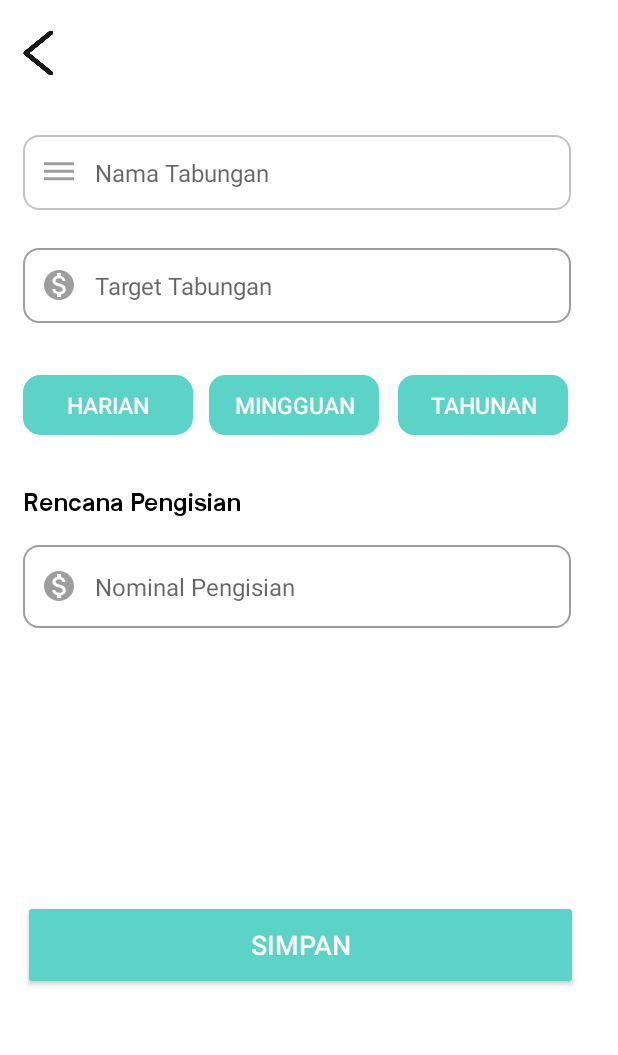
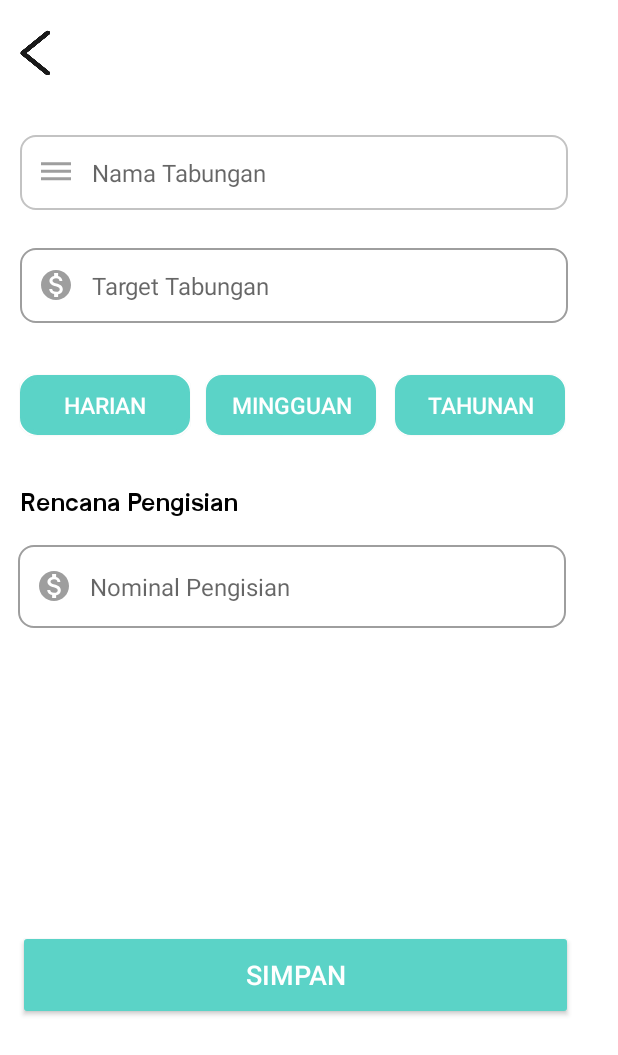
Before and after one commit to ReaL15/MyTabungan, an Android app: the EditActivity screen opened directly, with no data from a screen before it, on a phone screen of 412 x 824 dp. Shown: the top 1055 px of the screen. Run offline under Robolectric (Android 15) with nearby library versions, the phone set to English and light mode, and no system bars; our stand-ins replace Firebase (no records; nobody signed in at launch, a user with empty details on screens opened directly).

Commit message:
Progres Editpage

```diff
--- a/app/src/main/res/layout/activity_edit.xml
+++ b/app/src/main/res/layout/activity_edit.xml
@@ -11,7 +11,7 @@
         android:layout_width="20dp"
         android:layout_height="30dp"
         android:background="@drawable/ic_back_button"
-        android:layout_marginStart="15dp"
+        android:layout_marginStart="13dp"
         android:layout_marginTop="20dp"
         app:layout_constraintStart_toStartOf="parent"
         app:layout_constraintTop_toTopOf="parent" />
@@ -21,7 +21,7 @@
         android:layout_width="365dp"
         android:layout_height="50dp"
         android:layout_marginTop="90dp"
-        android:layout_marginStart="15dp"
+        android:layout_marginStart="13dp"
         android:paddingStart="12dp"
         android:paddingEnd="12dp"
         android:ems="10"
@@ -38,7 +38,7 @@
         android:layout_width="365dp"
         android:layout_height="50dp"
         android:layout_marginTop="165dp"
-        android:layout_marginStart="15dp"
+        android:layout_marginStart="13dp"
         android:paddingStart="12dp"
         android:paddingEnd="12dp"
         android:ems="10"
@@ -55,7 +55,7 @@
         android:layout_width="365dp"
         android:layout_height="55dp"
         android:layout_marginTop="363dp"
-        android:layout_marginStart="15dp"
+        android:layout_marginStart="12dp"
         android:paddingStart="12dp"
         android:paddingEnd="12dp"
         android:ems="10"
@@ -75,7 +75,7 @@
         android:textColor="@color/black"
         android:textSize="15dp"
         android:layout_marginTop="325dp"
-        android:layout_marginStart="15dp"
+        android:layout_marginStart="13dp"
         app:layout_constraintStart_toStartOf="parent"
         app:layout_constraintTop_toTopOf="parent" />
 
@@ -84,13 +84,12 @@
         android:layout_width="113dp"
         android:layout_height="40dp"
         android:layout_marginTop="250dp"
-        android:layout_marginStart="15dp"
+        android:layout_marginStart="13dp"
         android:background="@drawable/button_background"
         android:textColor="@color/white"
         android:text="Harian"
         android:textSize="15dp"
-        android:paddingLeft="12dp"
-        android:paddingRight="12dp"
+
         app:layout_constraintStart_toStartOf="parent"
         app:layout_constraintTop_toTopOf="parent" />
 
@@ -99,7 +98,7 @@
         android:layout_width="113dp"
         android:layout_height="40dp"
         android:layout_marginTop="250dp"
-        android:layout_marginStart="139dp"
+        android:layout_marginStart="137dp"
         android:textColor="@color/white"
         android:background="@drawable/custom_input"
         android:backgroundTint="@color/mainColor"
@@ -113,7 +112,7 @@
         android:layout_width="113dp"
         android:layout_height="40dp"
         android:layout_marginTop="250dp"
-        android:layout_marginStart="265dp"
+        android:layout_marginStart="263dp"
         android:background="@drawable/custom_input"
         android:backgroundTint="@color/mainColor"
         android:textColor="@color/white"
@@ -129,8 +128,8 @@
         android:text="Simpan"
         android:textColor="@color/white"
         android:textSize="18dp"
-        android:layout_marginStart="15dp"
-        android:layout_marginTop="600dp"
+        android:layout_marginStart="12dp"
+        android:layout_marginTop="620dp"
         android:backgroundTint="@color/mainColor"
         app:layout_constraintStart_toStartOf="parent"
         app:layout_constraintTop_toTopOf="parent" />
```
